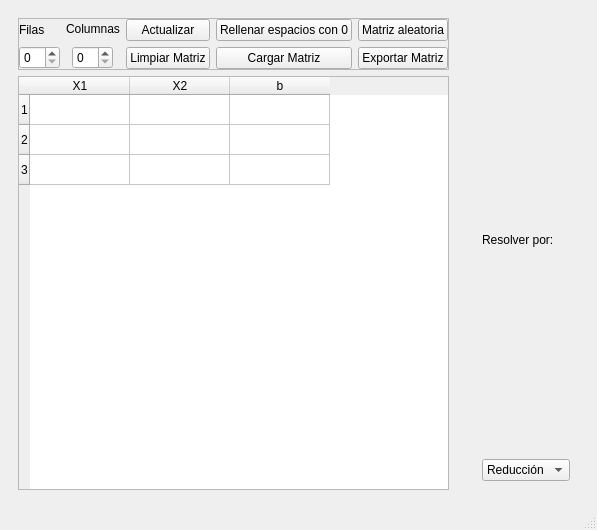
First picture: the form in views/QtFiles/main_window.ui, repository littlesaturnalien/Matriz_Escalonada, before the edit.
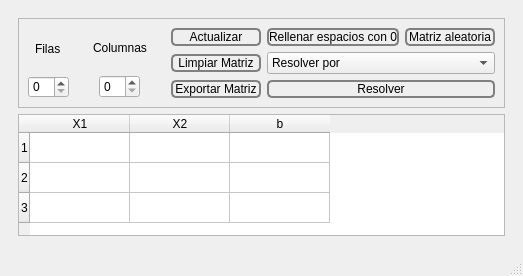
Second picture: the form after the edit.

The edit to the form file:
```diff
--- a/views/QtFiles/main_window.ui
+++ b/views/QtFiles/main_window.ui
@@ -6,18 +6,18 @@
    <rect>
     <x>0</x>
     <y>0</y>
-    <width>577</width>
-    <height>530</height>
+    <width>523</width>
+    <height>276</height>
    </rect>
   </property>
   <property name="windowTitle">
    <string>Calculadora de matrices</string>
   </property>
   <widget class="QWidget" name="centralwidget">
-   <layout class="QHBoxLayout" name="horizontalLayout_2" stretch="10,10">
+   <layout class="QVBoxLayout" name="centralwidget_layout" stretch="0">
     <item>
      <widget class="QWidget" name="table_widget" native="true">
-      <layout class="QVBoxLayout" name="verticalLayout_2" stretch="1,100">
+      <layout class="QVBoxLayout" name="verticalLayout_2" stretch="1,10">
        <item>
         <widget class="QFrame" name="table_buttons_frame">
          <property name="frameShape">
@@ -26,7 +26,7 @@
          <property name="frameShadow">
           <enum>QFrame::Shadow::Raised</enum>
          </property>
-         <layout class="QHBoxLayout" name="horizontalLayout" stretch="5,5,100">
+         <layout class="QHBoxLayout" name="table_buttons_horizontal_layout" stretch="5,5,100">
           <property name="leftMargin">
            <number>0</number>
           </property>
@@ -41,48 +41,58 @@
           </property>
           <item>
            <widget class="QWidget" name="table_row_spinbox_widget" native="true">
-            <layout class="QVBoxLayout" name="verticalLayout_4">
+            <property name="styleSheet">
+             <string notr="true"/>
+            </property>
+            <layout class="QVBoxLayout" name="row_spinbox_vertical_layout">
              <property name="leftMargin">
-              <number>0</number>
+              <number>9</number>
              </property>
              <property name="topMargin">
-              <number>0</number>
+              <number>9</number>
              </property>
              <property name="rightMargin">
-              <number>0</number>
+              <number>9</number>
              </property>
              <property name="bottomMargin">
-              <number>0</number>
+              <number>9</number>
              </property>
-             <item>
+             <item alignment="Qt::AlignmentFlag::AlignHCenter">
               <widget class="QLabel" name="label">
+               <property name="styleSheet">
+                <string notr="true">border: 0</string>
+               </property>
                <property name="text">
                 <string>Filas</string>
                </property>
               </widget>
              </item>
-             <item alignment="Qt::AlignmentFlag::AlignHCenter">
-              <widget class="QSpinBox" name="row_spinbox"/>
+             <item>
+              <widget class="QSpinBox" name="row_spinbox">
+               <property name="styleSheet">
+                <string notr="true">border-color: rgb(0, 0, 0);</string>
+               </property>
+              </widget>
              </item>
             </layout>
            </widget>
           </item>
           <item>
            <widget class="QWidget" name="table_column_spinbox_widget" native="true">
-            <layout class="QVBoxLayout" name="verticalLayout_3">
+            <layout class="QVBoxLayout" name="column_spinbox_vertical_layout">
              <property name="leftMargin">
-              <number>0</number>
+              <number>9</number>
              </property>
              <property name="topMargin">
-              <number>0</number>
+              <number>9</number>
              </property>
              <property name="rightMargin">
-              <number>0</number>
+              <number>9</number>
              </property>
              <property name="bottomMargin">
-              <number>0</number>
+              <number>9</number>
              </property>
-             <item alignment="Qt::AlignmentFlag::AlignLeft|Qt::AlignmentFlag::AlignVCenter">
+             <item alignment="Qt::AlignmentFlag::AlignHCenter|Qt::AlignmentFlag::AlignVCenter">
               <widget class="QLabel" name="column_spinbox_label">
                <property name="text">
                 <string>Columnas</string>
@@ -97,18 +107,35 @@
           </item>
           <item>
            <layout class="QGridLayout" name="table_grid_options">
+            <property name="leftMargin">
+             <number>9</number>
+            </property>
+            <property name="topMargin">
+             <number>9</number>
+            </property>
+            <property name="rightMargin">
+             <number>9</number>
+            </property>
+            <property name="bottomMargin">
+             <number>9</number>
+            </property>
             <property name="horizontalSpacing">
              <number>6</number>
             </property>
-            <item row="1" column="1">
-             <widget class="QPushButton" name="table_load_matrix_button">
-              <property name="text">
-               <string>Cargar Matriz</string>
-              </property>
-             </widget>
-            </item>
             <item row="0" column="1">
              <widget class="QPushButton" name="table_fill_0_button">
+              <property name="styleSheet">
+               <string notr="true">QPushButton{
+border: 2px solid gray;
+border-radius: 5px
+}
+QPushButton::hover{
+background-color: #eee;
+}
+QPushButton::pressed{
+background-color: #aaa
+}</string>
+              </property>
               <property name="text">
                <string>Rellenar espacios con 0</string>
               </property>
@@ -116,39 +143,135 @@
             </item>
             <item row="1" column="0">
              <widget class="QPushButton" name="table_clean_matrix_button">
+              <property name="styleSheet">
+               <string notr="true">QPushButton{
+border: 2px solid gray;
+border-radius: 5px
+}
+QPushButton::hover{
+background-color: #eee;
+}
+QPushButton::pressed{
+background-color: #aaa;
+}</string>
+              </property>
               <property name="text">
                <string>Limpiar Matriz</string>
               </property>
              </widget>
             </item>
-            <item row="0" column="0">
-             <widget class="QPushButton" name="table_update_button">
-              <property name="text">
-               <string>Actualizar</string>
-              </property>
-             </widget>
-            </item>
             <item row="0" column="2">
              <widget class="QPushButton" name="table_random_matrix_button">
+              <property name="styleSheet">
+               <string notr="true">QPushButton{
+border: 2px solid gray;
+border-radius: 5px
+}
+QPushButton::hover{
+background-color: #eee;
+}
+QPushButton::pressed{
+background-color: #aaa
+}</string>
+              </property>
               <property name="text">
                <string>Matriz aleatoria</string>
               </property>
              </widget>
             </item>
-            <item row="1" column="2">
+            <item row="0" column="0">
+             <widget class="QPushButton" name="table_update_button">
+              <property name="layoutDirection">
+               <enum>Qt::LayoutDirection::LeftToRight</enum>
+              </property>
+              <property name="styleSheet">
+               <string notr="true">QPushButton{
+border: 2px solid gray;
+border-radius: 5px
+}
+QPushButton::hover{
+background-color: #eee;
+}
+QPushButton::pressed{
+background-color: #aaa
+}</string>
+              </property>
+              <property name="text">
+               <string>Actualizar</string>
+              </property>
+             </widget>
+            </item>
+            <item row="2" column="0">
              <widget class="QPushButton" name="table_export_matrix_button">
+              <property name="styleSheet">
+               <string notr="true">QPushButton{
+border: 2px solid gray;
+border-radius: 5px
+}
+QPushButton::hover{
+background-color: #eee;
+}
+QPushButton::pressed{
+background-color: #aaa
+}</string>
+              </property>
               <property name="text">
                <string>Exportar Matriz</string>
               </property>
              </widget>
             </item>
+            <item row="1" column="1" colspan="2">
+             <widget class="QComboBox" name="table_solution_matrix_combobox">
+              <property name="styleSheet">
+               <string notr="true">QPushButton{
+border: 2px solid black;
+border-radius: 5px
+}
+QPushButton::hover{
+background-color: #eee;
+}
+QPushButton::pressed{
+background-color: #aaa
+}</string>
+              </property>
+              <item>
+               <property name="text">
+                <string>Resolver por</string>
+               </property>
+              </item>
+              <item>
+               <property name="text">
+                <string>Reducción</string>
+               </property>
+              </item>
+             </widget>
+            </item>
+            <item row="2" column="1" colspan="2">
+             <widget class="QPushButton" name="table_solve_matrix_button">
+              <property name="styleSheet">
+               <string notr="true">QPushButton{
+border: 2px solid gray;
+border-radius: 5px;
+}
+QPushButton::hover{
+background-color: #eee;
+}
+QPushButton::pressed{
+background-color: #aaa
+}</string>
+              </property>
+              <property name="text">
+               <string>Resolver</string>
+              </property>
+             </widget>
+            </item>
            </layout>
           </item>
          </layout>
         </widget>
        </item>
        <item>
-        <widget class="QTableWidget" name="table">
+        <widget class="QTableWidget" name="input_table">
          <attribute name="verticalHeaderVisible">
           <bool>true</bool>
          </attribute>
@@ -175,46 +298,8 @@
       </layout>
      </widget>
     </item>
-    <item>
-     <widget class="QWidget" name="solution_table_widget" native="true">
-      <layout class="QVBoxLayout" name="verticalLayout">
-       <item>
-        <widget class="QWidget" name="solution_options_widget" native="true">
-         <layout class="QVBoxLayout" name="verticalLayout_5">
-          <item>
-           <widget class="QLabel" name="label_2">
-            <property name="text">
-             <string>Resolver por:</string>
-            </property>
-           </widget>
-          </item>
-          <item>
-           <widget class="QComboBox" name="comboBox">
-            <item>
-             <property name="text">
-              <string>Reducción</string>
-             </property>
-            </item>
-           </widget>
-          </item>
-         </layout>
-        </widget>
-       </item>
-      </layout>
-     </widget>
-    </item>
    </layout>
   </widget>
-  <widget class="QMenuBar" name="menubar">
-   <property name="geometry">
-    <rect>
-     <x>0</x>
-     <y>0</y>
-     <width>577</width>
-     <height>22</height>
-    </rect>
-   </property>
-  </widget>
   <widget class="QStatusBar" name="statusbar"/>
  </widget>
  <resources/>
```
